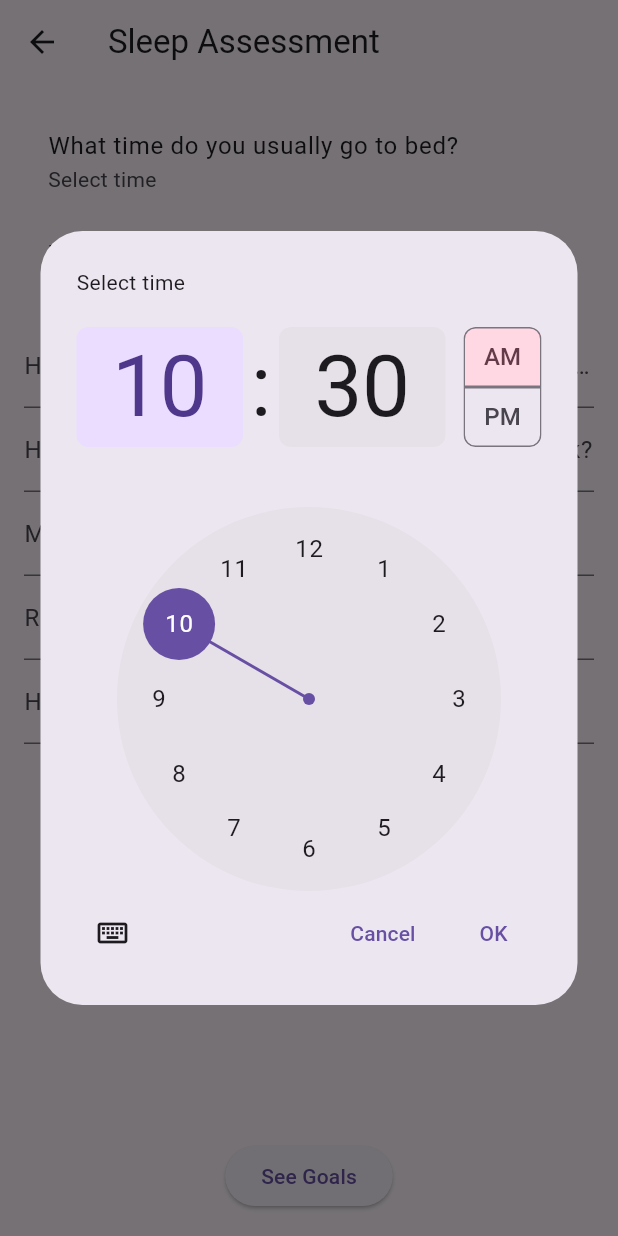
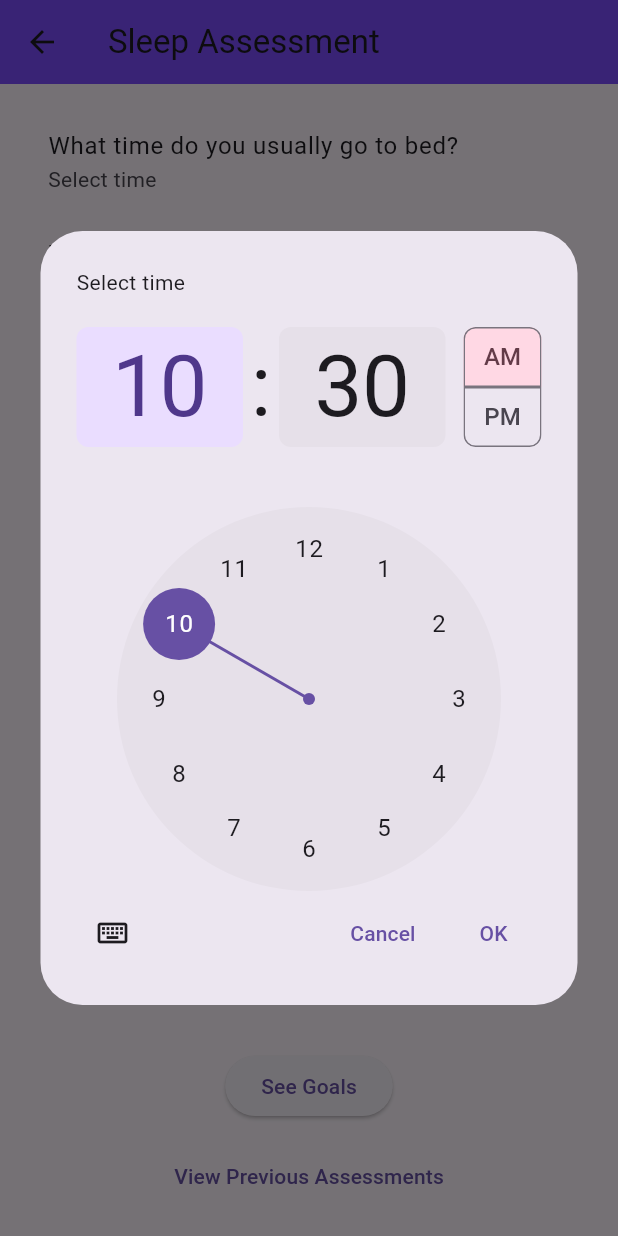
Before and after one commit to evanlee2212/sleep_tracker, a Flutter app: the AssessmentPage screen opened directly, after a tap on "What time do you usually go to bed?", on a phone screen of 412 x 824 dp. Run offline on Flutter 3.47's test engine with Material 3 defaults, Android fonts, the phone set to English and light mode, and no system bars; our stand-ins replace audioplayers, awesome_notifications, cloud_firestore, firebase_auth, firebase_core, fl_chart and 4 more; missing offline and left inert: usage_stats; accounts and stored records are empty.

Commit message:
updated assessment firebase connection so response/goals persist and users can view history

```diff
--- /dev/null
+++ b/lib/dreams/models/assessment_result.dart
@@ -0,0 +1,49 @@
+import 'package:cloud_firestore/cloud_firestore.dart';
+
+class AssessmentResult {
+  final String id;
+  final DateTime timestamp;
+  final Map<String, String> responses;
+  final Map<String, String> goals;
+
+  AssessmentResult({
+    required this.id,
+    required this.timestamp,
+    required this.responses,
+    required this.goals,
+  });
+
+  factory AssessmentResult.fromMap(Map<String, dynamic> data, String id) {
+    final ts = data['timestamp'];
+    DateTime when;
+    if (ts is Timestamp) {
+      when = ts.toDate();
+    } else {
+      when = DateTime.now();
+    }
+
+    //response map
+    final respList = data['responses'] as List<dynamic>? ?? [];
+    final responses = <String, String>{};
+    for (var item in respList) {
+      if (item is Map<String, dynamic> && item.containsKey('q') && item.containsKey('a')) {
+        responses[item['q'] as String] = item['a'] as String;
+      }
+    }
+    //goals map
+    final goalList = data['goals'] as List<dynamic>? ?? [];
+    final goals = <String, String>{};
+    for (var item in goalList) {
+      if (item is Map<String, dynamic> && item.containsKey('q') && item.containsKey('s')) {
+        goals[item['q'] as String] = item['s'] as String;
+      }
+    }
+
+    return AssessmentResult(
+      id: id,
+      timestamp: when,
+      responses: responses,
+      goals: goals,
+    );
+  }
+}
--- a/lib/dreams/views/assessment_page.dart
+++ b/lib/dreams/views/assessment_page.dart
@@ -5,9 +5,11 @@ import '../models/goal.dart';
 import '../presenter/assessment_presenter.dart';
 import '../repositories/assessment_repository.dart';
 import 'assessment_result_page.dart';
+import 'past_assessments_page.dart';
+
 
 class AssessmentPage extends StatefulWidget {
-  const AssessmentPage({Key? key}) : super(key: key); //const constructor fix
+  const AssessmentPage({Key? key}) : super(key: key);
 
   @override
   _AssessmentPageState createState() => _AssessmentPageState();
@@ -46,7 +48,9 @@ class _AssessmentPageState extends State<AssessmentPage>
 
   @override
   void onError(String message) {
-    ScaffoldMessenger.of(context).showSnackBar(SnackBar(content: Text(message)));
+    ScaffoldMessenger.of(context).showSnackBar(
+      SnackBar(content: Text(message)),
+    );
   }
 
   Widget _buildQuestionField(AssessmentQuestion q) {
@@ -54,7 +58,11 @@ class _AssessmentPageState extends State<AssessmentPage>
       case QuestionType.time:
         return ListTile(
           title: Text(q.prompt),
-          subtitle: Text(_answers[q.id]?.format(context) ?? 'Select time'),
+          subtitle: Text(
+            _answers[q.id] != null
+                ? (_answers[q.id] as TimeOfDay).format(context)
+                : 'Select time',
+          ),
           onTap: () async {
             final t = await showTimePicker(
               context: context,
@@ -64,10 +72,13 @@ class _AssessmentPageState extends State<AssessmentPage>
           },
         );
       case QuestionType.integer:
-        return TextFormField(
-          decoration: InputDecoration(labelText: q.prompt),
-          keyboardType: TextInputType.number,
-          onChanged: (v) => _answers[q.id] = int.tryParse(v) ?? 0,
+        return Padding(
+          padding: const EdgeInsets.symmetric(horizontal: 16),
+          child: TextFormField(
+            decoration: InputDecoration(labelText: q.prompt),
+            keyboardType: TextInputType.number,
+            onChanged: (v) => _answers[q.id] = int.tryParse(v) ?? 0,
+          ),
         );
       default:
         return const SizedBox.shrink();
@@ -85,7 +96,10 @@ class _AssessmentPageState extends State<AssessmentPage>
   @override
   Widget build(BuildContext context) {
     return Scaffold(
-      appBar: AppBar(title: const Text('Sleep Assessment')),
+      appBar: AppBar(
+        title: const Text('Sleep Assessment'),
+        backgroundColor: Colors.deepPurpleAccent,
+      ),
       body: _questions.isEmpty
           ? const Center(child: CircularProgressIndicator())
           : Padding(
@@ -101,6 +115,16 @@ class _AssessmentPageState extends State<AssessmentPage>
               onPressed: _submit,
               child: const Text('See Goals'),
             ),
+            const SizedBox(height: 12),
+            TextButton(
+              onPressed: () => Navigator.push(
+                context,
+                MaterialPageRoute(
+                  builder: (_) => const PastAssessmentsPage(),
+                ),
+              ),
+              child: const Text('View Previous Assessments'),
+            ),
           ],
         ),
       ),
```
Also changed, not shown: lib/dreams/repositories/assessment_repository.dart (+11 -16 lines), lib/dreams/views/past_assessments_page.dart (added, +74 -0 lines).
